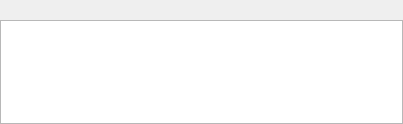
Qt form src/gui/descriptionpanel.ui (aliakseis/FVD) before a commit.
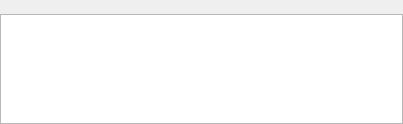
The same form after that commit.

Commit message: font size

Diff of the .ui file:
```diff
--- a/src/gui/descriptionpanel.ui
+++ b/src/gui/descriptionpanel.ui
@@ -49,13 +49,6 @@
       </property>
       <item>
        <widget class="QLabel" name="descriptionSiteLabel">
-        <property name="styleSheet">
-         <string notr="true">color: rgb(155, 155, 155);
-font: 75 10pt &quot;MS Shell Dlg 2&quot;;
-margin-left: 7px;
-margin-top: 3px;
-margin-bottom: 3px;</string>
-        </property>
         <property name="text">
          <string/>
         </property>
```
The commit also changes 1 other file.
